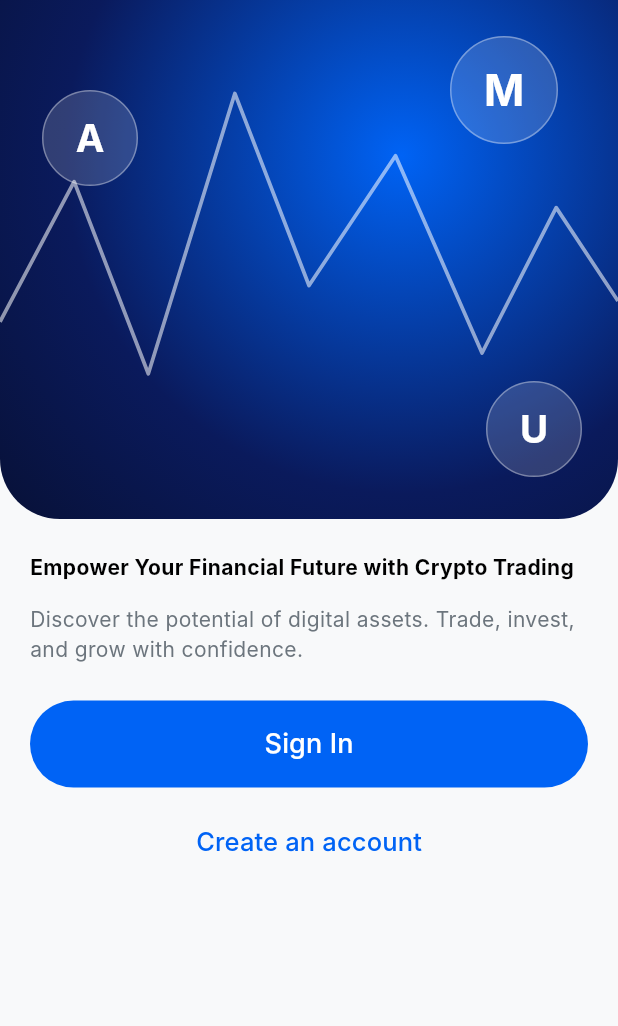
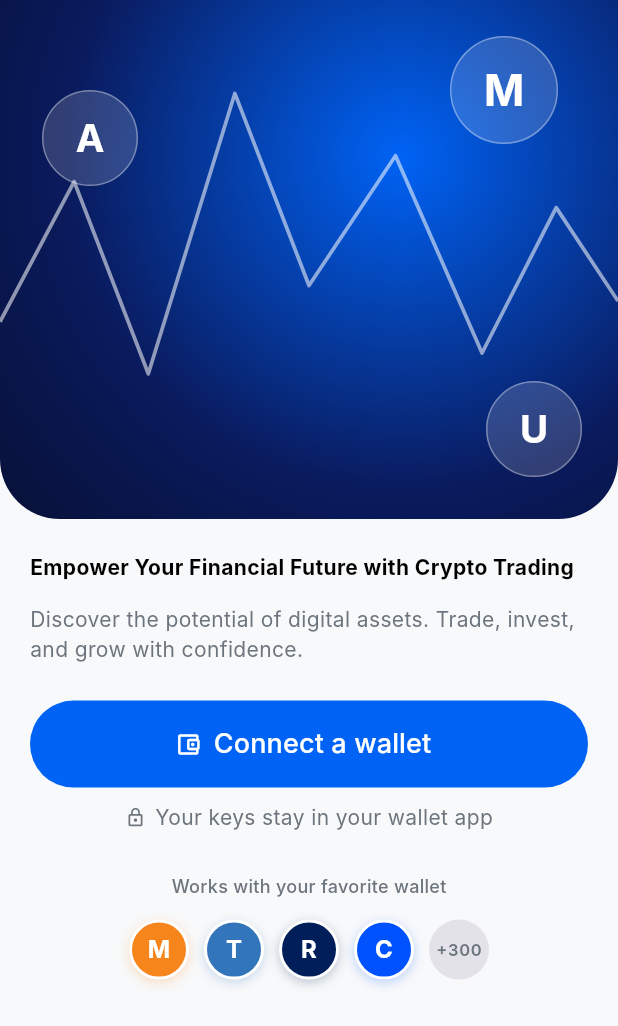
Before and after one commit to kenkomu/sokoni, a Flutter app: the screen it shows after launch, on a phone screen of 412 x 824 dp. Shown: the top 1026 px of the screen. Run offline on Flutter 3.47's test engine with Material 3 defaults, Android fonts, the phone set to English and light mode, and no system bars; our stand-ins replace decimal, dio, flutter_secure_storage; missing offline and left inert: passkeys, reown_core, reown_sign, web3dart; Roboto replaces fonts that are missing (Inter).

Commit message:
Wallet-connect: real external wallets via WalletConnect, welcome screen redesign
Signer abstraction (data/signer.dart) decouples "prove ownership by
signing" from where the key lives, so a connected wallet feeds the exact
same MeraController/gateway flow as the on-device key with zero backend
changes. Built on raw reown_sign/reown_core rather than reown_appkit's
bundled modal: AppKit pulls in coinbase_wallet_sdk, an abandoned package
(compileSdk 31) that fails checkDebugAarMetadata against every current
androidx dependency and cannot be fixed from our side. Own connect UI
(wallet_connect_sheet.dart) generates a pairing URI and hands it to the
OS wallet picker; a WidgetsBindingObserver reconnects the relay
websocket on app-resume, since Android suspends it while backgrounded
for wallet approval and reown_appkit's own lifecycle handling was lost
along with the rest of that package.

Welcome screen: one "Connect a wallet" entry point instead of three
competing onboarding buttons, plus a wallet-support row so the screen
doesn't read as unfinished with only one CTA.

Verified live: paired a real wallet on-device, reached the gateway, and
landed in the app with a real connected account.

```diff
--- a/mobile/lib/core/config.dart
+++ b/mobile/lib/core/config.dart
@@ -8,11 +8,18 @@ class AppConfig {
     required this.wsUrl,
     required this.chainId,
     required this.relyingPartyId,
+    this.walletConnectProjectId = '',
   });
 
   final String apiBaseUrl;
   final String wsUrl;
   final int chainId;
+
+  /// From cloud.reown.com — free, but tied to a real account, so it's never
+  /// compiled in as a default the way the other config here can be. Empty
+  /// means "Connect Wallet" is disabled rather than crashing on an invalid
+  /// id; see welcome_screen.dart.
+  final String walletConnectProjectId;
 
   /// Domain the passkey is bound to.
   ///
@@ -39,6 +46,7 @@ class AppConfig {
       'SOKONI_RP_ID',
       defaultValue: 'sokoni.app',
     ),
+    walletConnectProjectId: String.fromEnvironment('WALLETCONNECT_PROJECT_ID'),
   );
 
   bool get isMainnet => chainId == monadMainnet;
--- a/mobile/lib/features/onboarding/mera_sheet.dart
+++ b/mobile/lib/features/onboarding/mera_sheet.dart
@@ -101,7 +101,7 @@ class _MeraSheetState extends State<_MeraSheet> {
   Widget build(BuildContext context) {
     final theme = Theme.of(context);
     final state = _controller.state;
-    final key = state.key;
+    final key = state.signer;
 
     return Padding(
       padding: EdgeInsets.fromLTRB(
@@ -156,7 +156,7 @@ class _MeraSheetState extends State<_MeraSheet> {
 
             if (key != null) ...[
               const SizedBox(height: 16),
-              _KeyCard(address: key.address.hexEip55),
+              _KeyCard(address: key.address),
             ],
 
             // The key exists but the gateway never heard about it — retry
--- a/mobile/lib/features/onboarding/welcome_screen.dart
+++ b/mobile/lib/features/onboarding/welcome_screen.dart
@@ -5,8 +5,8 @@ import '../../core/config.dart';
 import '../../data/api/sokoni_api.dart';
 import '../../design/app_shell.dart';
 import '../../design/theme.dart';
-import 'mera_sheet.dart';
 import 'onboarding_screen.dart';
+import 'wallet_connect_sheet.dart';
 
 /// Not a real account — `sokoni.app` has no Digital Asset Links entry for any
 /// device yet (see CLAUDE.md), so no phone can complete passkey registration
@@ -20,17 +20,16 @@ const _previewAccount = AccountInfo(
 );
 
 /// The app's first screen — copy and layout match Screen 1 of the "Crypto
-/// Trading App Design" Figma community file. Purely a welcome surface: both
-/// buttons open the same Mera sheet ([showMeraSheet]) — the Option 2 path
-/// (see CLAUDE.md / docs/adr on Mera), because it is the one onboarding flow
-/// that actually completes on a real device today. [showPasskeySheet]'s
-/// WebAuthn path is still wired up and tested, but stays unreachable from
-/// this screen: it needs `sokoni.app` (or whatever `SOKONI_RP_ID` names) to
-/// serve a Digital Asset Links file for this build's signing certificate,
-/// which nobody has stood up yet, and the `passkeys` plugin this app
-/// pins (2.22.3) exposes no PRF extension to back Mera's real vault scheme
-/// either — see mera_key_service.dart. Swap the button target back once
-/// both are true.
+/// Trading App Design" Figma community file. One entry point: connecting an
+/// external wallet ([showWalletConnectSheet]), which signs through the same
+/// [MeraController]/gateway flow the on-device Mera key used
+/// ([WalletConnectSigner] vs. [LocalKeySigner] — see data/signer.dart).
+/// [showPasskeySheet]'s WebAuthn path is still wired up and tested, but
+/// stays unreachable from this screen: it needs `sokoni.app` (or whatever
+/// `SOKONI_RP_ID` names) to serve a Digital Asset Links file for this
+/// build's signing certificate, which nobody has stood up yet, and the
+/// `passkeys` plugin this app pins (2.22.3) exposes no PRF extension to
+/// back Mera's real vault scheme either — see mera_key_service.dart.
 class WelcomeScreen extends StatelessWidget {
   const WelcomeScreen({required this.config, super.key});
 
@@ -88,27 +87,43 @@ class WelcomeScreen extends StatelessWidget {
                       SizedBox(
                         width: double.infinity,
                         height: 58,
-                        child: FilledButton(
+                        child: FilledButton.icon(
                           style: FilledButton.styleFrom(
                             shape: const StadiumBorder(),
                           ),
-                          onPressed: () => showMeraSheet(context, config),
-                          child: const Text(
-                            'Sign In',
+                          onPressed:
+                              () => showWalletConnectSheet(context, config),
+                          icon: const Icon(
+                            Icons.account_balance_wallet_outlined,
+                          ),
+                          label: const Text(
+                            'Connect a wallet',
                             style: TextStyle(fontSize: 18),
                           ),
                         ),
                       ),
-                      const SizedBox(height: 12),
+                      const SizedBox(height: 10),
                       Center(
-                        child: TextButton(
-                          onPressed: () => showMeraSheet(context, config),
-                          child: const Text(
-                            'Create an account',
-                            style: TextStyle(fontSize: 17),
-                          ),
+                        child: Row(
+                          mainAxisSize: MainAxisSize.min,
+                          children: [
+                            Icon(
+                              Icons.lock_outline,
+                              size: 14,
+                              color: theme.colorScheme.onSurfaceVariant,
+                            ),
+                            const SizedBox(width: 6),
+                            Text(
+                              'Your keys stay in your wallet app',
+                              style: theme.textTheme.bodySmall?.copyWith(
+                                color: theme.colorScheme.onSurfaceVariant,
+                              ),
+                            ),
+                          ],
                         ),
                       ),
+                      const SizedBox(height: 28),
+                      const _WalletSupportRow(),
                     ],
                   ),
                 ),
@@ -171,6 +186,101 @@ class _DebugPreviewCard extends StatelessWidget {
             child: const Text('Preview'),
           ),
         ],
+      ),
+    );
+  }
+}
+
+/// Fills the space the removed "Sign In" / "Create an account" buttons left
+/// behind with something that earns its keep: recognisable wallet names so
+/// "Connect a wallet" reads as a real, well-supported option rather than a
+/// dead end, since [showWalletConnectSheet] works with any WalletConnect v2
+/// wallet, not just these four — see wallet_connect_signer.dart.
+class _WalletSupportRow extends StatelessWidget {
+  const _WalletSupportRow();
+
+  static const _wallets = [
+    (letter: 'M', name: 'MetaMask', color: Color(0xFFF6851B)),
+    (letter: 'T', name: 'Trust Wallet', color: Color(0xFF3375BB)),
+    (letter: 'R', name: 'Rainbow', color: Color(0xFF001E59)),
+    (letter: 'C', name: 'Coinbase', color: Color(0xFF0052FF)),
+  ];
+
+  @override
+  Widget build(BuildContext context) {
+    final theme = Theme.of(context);
+    return Column(
+      crossAxisAlignment: CrossAxisAlignment.center,
+      children: [
+        Text(
+          'Works with your favorite wallet',
+          style: theme.textTheme.labelMedium?.copyWith(
+            color: theme.colorScheme.onSurfaceVariant,
+            letterSpacing: 0.2,
+          ),
+        ),
+        const SizedBox(height: 14),
+        Row(
+          mainAxisAlignment: MainAxisAlignment.center,
+          children: [
+            for (final wallet in _wallets) ...[
+              _WalletChip(letter: wallet.letter, color: wallet.color),
+              const SizedBox(width: 10),
+            ],
+            Container(
+              width: 40,
+              height: 40,
+              alignment: Alignment.center,
+              decoration: BoxDecoration(
+                shape: BoxShape.circle,
+                color: theme.colorScheme.surfaceContainerHighest,
+              ),
+              child: Text(
+                '+300',
+                style: theme.textTheme.labelSmall?.copyWith(
+                  color: theme.colorScheme.onSurfaceVariant,
+                  fontWeight: FontWeight.w600,
+                ),
+              ),
+            ),
+          ],
+        ),
+      ],
+    );
+  }
+}
+
+class _WalletChip extends StatelessWidget {
+  const _WalletChip({required this.letter, required this.color});
+
+  final String letter;
+  final Color color;
+
+  @override
+  Widget build(BuildContext context) {
+    return Container(
+      width: 40,
+      height: 40,
+      alignment: Alignment.center,
+      decoration: BoxDecoration(
+        shape: BoxShape.circle,
+        color: color,
+        border: Border.all(color: Colors.white, width: 2),
+        boxShadow: [
+          BoxShadow(
+            color: color.withValues(alpha: 0.25),
+            blurRadius: 6,
+            offset: const Offset(0, 2),
+          ),
+        ],
+      ),
+      child: Text(
+        letter,
+        style: const TextStyle(
+          color: Colors.white,
+          fontWeight: FontWeight.w700,
+          fontSize: 16,
+        ),
       ),
     );
   }
```
Also changed, not shown: mobile/lib/data/mera/mera_key_service.dart (+23 -0 lines), mobile/lib/data/signer.dart (added, +23 -0 lines), mobile/lib/data/wallet_connect/wallet_connect_signer.dart (added, +56 -0 lines), mobile/lib/features/onboarding/mera_controller.dart (+48 -35 lines), mobile/lib/features/onboarding/wallet_connect_sheet.dart (added, +313 -0 lines), mobile/pubspec.yaml (+16 -3 lines), mobile/pubspec.lock, 1 other file.
